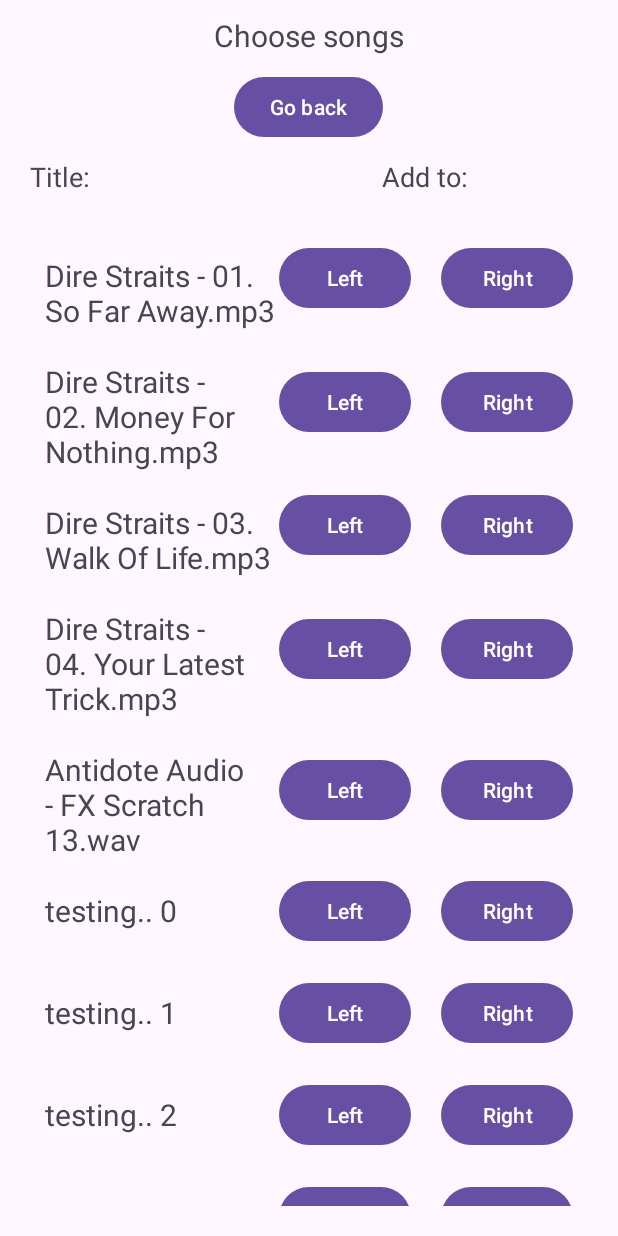
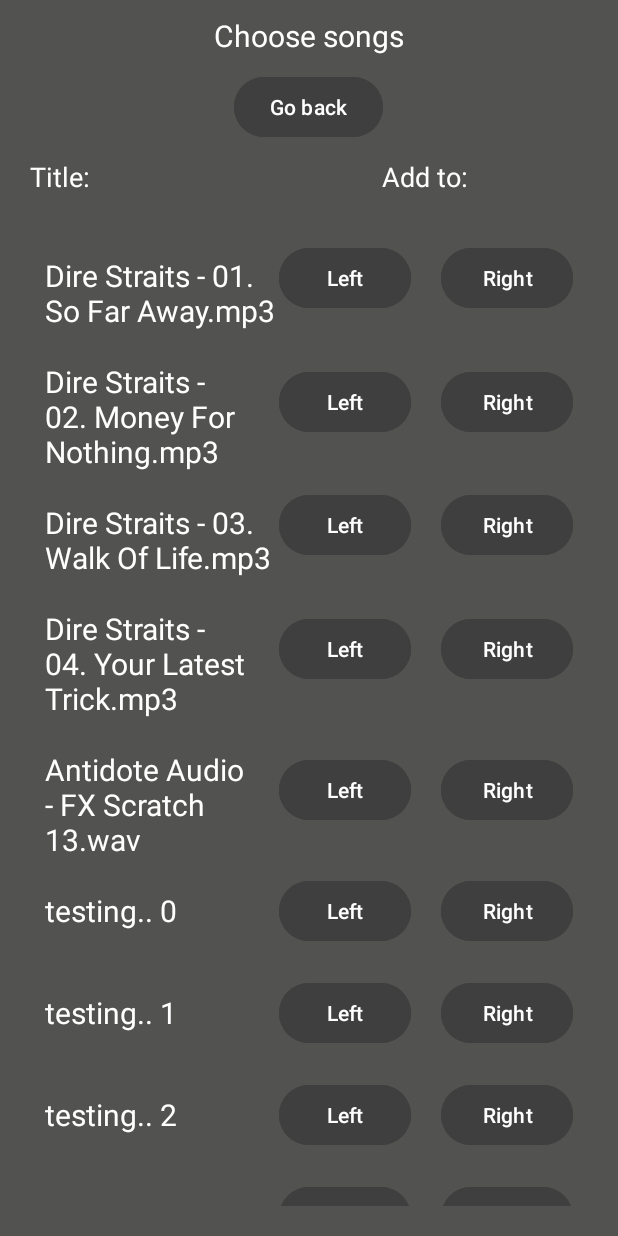
Before and after one commit to IMaDOGE/portableDJ, an Android app: the FileListActivity screen opened directly, with no data from a screen before it, on a phone screen of 412 x 824 dp. Run offline under Robolectric (Android 15) with nearby library versions, the phone set to English and light mode, and no system bars.

Commit message:
final UI design, refactors

```diff
--- a/app/src/main/res/layout/activity_filelist.xml
+++ b/app/src/main/res/layout/activity_filelist.xml
@@ -3,15 +3,17 @@
     xmlns:app="http://schemas.android.com/apk/res-auto"
     xmlns:tools="http://schemas.android.com/tools"
     android:layout_width="match_parent"
-    android:layout_height="match_parent">
+    android:layout_height="match_parent"
+    android:background="@color/grey_for_background">
 
     <Button
         android:id="@+id/exitButton"
         android:layout_width="wrap_content"
         android:layout_height="0dp"
         android:layout_marginTop="10dp"
+        android:backgroundTint="@color/grey_for_buttons"
         android:onClick="exitFileBrowser"
-        android:text="Go back"
+        android:text="@string/exit_button_text"
         app:layout_constraintEnd_toEndOf="parent"
         app:layout_constraintHorizontal_bias="0.499"
         app:layout_constraintStart_toStartOf="parent"
@@ -22,8 +24,9 @@
         android:layout_width="wrap_content"
         android:layout_height="wrap_content"
         android:layout_marginTop="10dp"
-        android:text="Choose songs"
-        android:textSize="20dp"
+        android:text="@string/filelist_choose_songs"
+        android:textColor="@color/white"
+        android:textSize="20sp"
         app:layout_constraintEnd_toEndOf="parent"
         app:layout_constraintStart_toStartOf="parent"
         app:layout_constraintTop_toTopOf="parent" />
@@ -46,8 +49,9 @@
         android:layout_height="wrap_content"
         android:layout_marginStart="20dp"
         android:layout_marginTop="10dp"
-        android:text="Title:"
-        android:textSize="18dp"
+        android:text="@string/filelist_title"
+        android:textColor="@color/white"
+        android:textSize="18sp"
         app:layout_constraintStart_toStartOf="parent"
         app:layout_constraintTop_toBottomOf="@+id/exitButton" />
 
@@ -57,8 +61,9 @@
         android:layout_height="wrap_content"
         android:layout_marginTop="10dp"
         android:layout_marginEnd="100dp"
-        android:text="Add to:"
-        android:textSize="18dp"
+        android:text="@string/filelist_add_to"
+        android:textColor="@color/white"
+        android:textSize="18sp"
         app:layout_constraintEnd_toEndOf="parent"
         app:layout_constraintTop_toBottomOf="@+id/exitButton" />
 
--- a/app/src/main/res/layout/item_layout.xml
+++ b/app/src/main/res/layout/item_layout.xml
@@ -4,6 +4,7 @@
     xmlns:tools="http://schemas.android.com/tools"
     android:layout_width="match_parent"
     android:layout_height="wrap_content"
+    android:background="@color/grey_for_background"
     android:maxHeight="200dp">
 
     <TextView
@@ -12,7 +13,8 @@
         android:layout_height="wrap_content"
         android:layout_marginStart="20dp"
         android:layout_marginTop="20dp"
-        android:text="title"
+        android:text="@string/add_title_default_text"
+        android:textColor="@color/white"
         android:textSize="20sp"
         app:layout_constraintStart_toStartOf="parent"
         app:layout_constraintTop_toTopOf="parent" />
@@ -24,8 +26,9 @@
         android:layout_marginTop="10dp"
         android:layout_marginEnd="20dp"
         android:layout_marginBottom="10dp"
+        android:backgroundTint="@color/grey_for_buttons"
         android:onClick="addToLeftPlayer"
-        android:text="Left"
+        android:text="@string/add_left_button_text"
         app:layout_constraintBottom_toBottomOf="parent"
         app:layout_constraintEnd_toStartOf="@+id/addToRight"
         app:layout_constraintTop_toTopOf="parent" />
@@ -37,8 +40,9 @@
         android:layout_marginTop="10dp"
         android:layout_marginEnd="20dp"
         android:layout_marginBottom="10dp"
+        android:backgroundTint="@color/grey_for_buttons"
         android:onClick="addToRightPlayer"
-        android:text="Right"
+        android:text="@string/add_right_button_text"
         app:layout_constraintBottom_toBottomOf="parent"
         app:layout_constraintEnd_toEndOf="parent"
         app:layout_constraintTop_toTopOf="parent" />
--- a/app/src/main/res/values/colors.xml
+++ b/app/src/main/res/values/colors.xml
@@ -2,4 +2,6 @@
 <resources>
     <color name="black">#FF000000</color>
     <color name="white">#FFFFFFFF</color>
+    <color name="grey_for_background">#525250</color>
+    <color name="grey_for_buttons">#3f3f3f</color>
 </resources>
--- a/app/src/main/res/values/strings.xml
+++ b/app/src/main/res/values/strings.xml
@@ -11,4 +11,11 @@
     <string name="file_browser_button_text">browse</string>
     <string name="left_turntable_description">left turntable</string>
     <string name="right_turntable_description">right turntable</string>
+    <string name="add_left_button_text">Left</string>
+    <string name="add_right_button_text">Right</string>
+    <string name="add_title_default_text">title</string>
+    <string name="exit_button_text">Go back</string>
+    <string name="filelist_title">Title:</string>
+    <string name="filelist_choose_songs">Choose songs</string>
+    <string name="filelist_add_to">Add to:</string>
 </resources>
```
Also changed, not shown: app/src/main/java/hu/unideb/inf/mobil2023/projekt2/MainActivity.java (+2 -11 lines), app/src/main/res/layout/activity_main.xml (+21 -7 lines), app/src/main/res/drawable/turntable.png (added).
